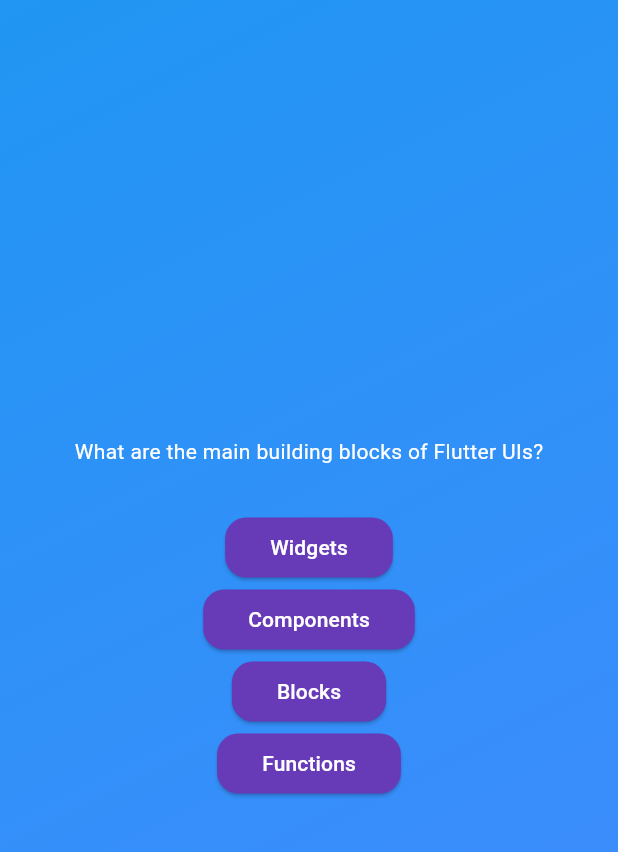
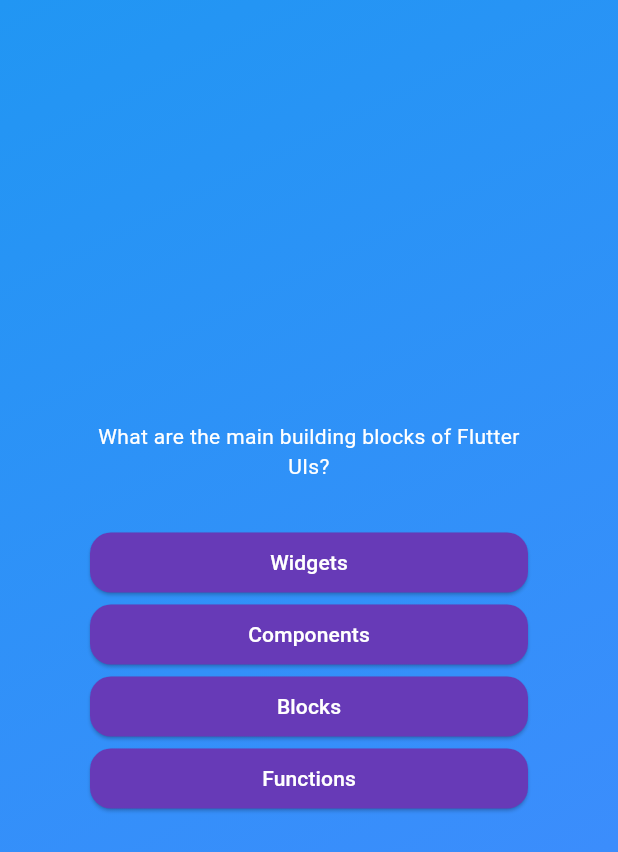
Before and after one commit to Hassaan29632/quizapp, a Flutter app: the screen it shows after launch, after a tap on "start app", on a phone screen of 412 x 824 dp. Shown: the top 852 px of the screen. Run offline on Flutter 3.47's test engine with Material 3 defaults, Android fonts, the phone set to English and light mode, and no system bars.

```diff
--- a/lib/questions_screen.dart
+++ b/lib/questions_screen.dart
@@ -16,11 +16,20 @@ class _questionsState extends State<questionsscreen> {
   Widget build(context) {
     final currentQuestion = questions[0];
 
-    return Center(
+    return SizedBox(
+      width: double.infinity,
+
+      child: Container(
+        margin: EdgeInsets.all(60),
         child: Column(
-        mainAxisSize: MainAxisSize.min,
+          mainAxisAlignment: MainAxisAlignment.center,
+          crossAxisAlignment: CrossAxisAlignment.stretch,
           children: [
-          Text(currentQuestion.text, style: TextStyle(color: Colors.white)),
+            Text(
+              currentQuestion.text,
+              style: TextStyle(color: Colors.white),
+              textAlign: TextAlign.center,
+            ),
             SizedBox(height: 30),
 
             //it will dynamically add options according to the answers options provided in answer file
@@ -29,6 +38,7 @@ class _questionsState extends State<questionsscreen> {
             }),
           ],
         ),
+      ),
     );
   }
 }
```
Lines whose indentation alone changed are shown as unchanged.
